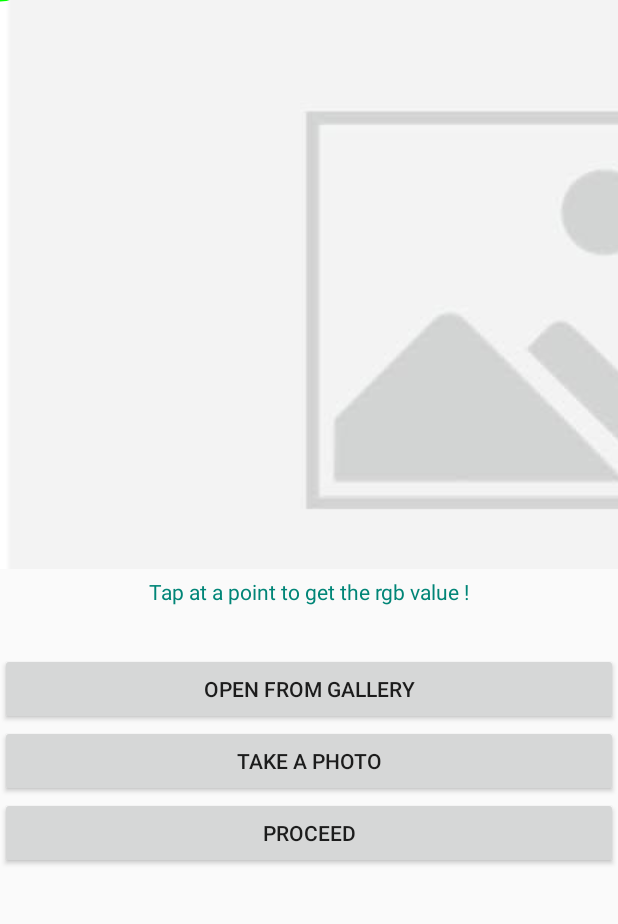
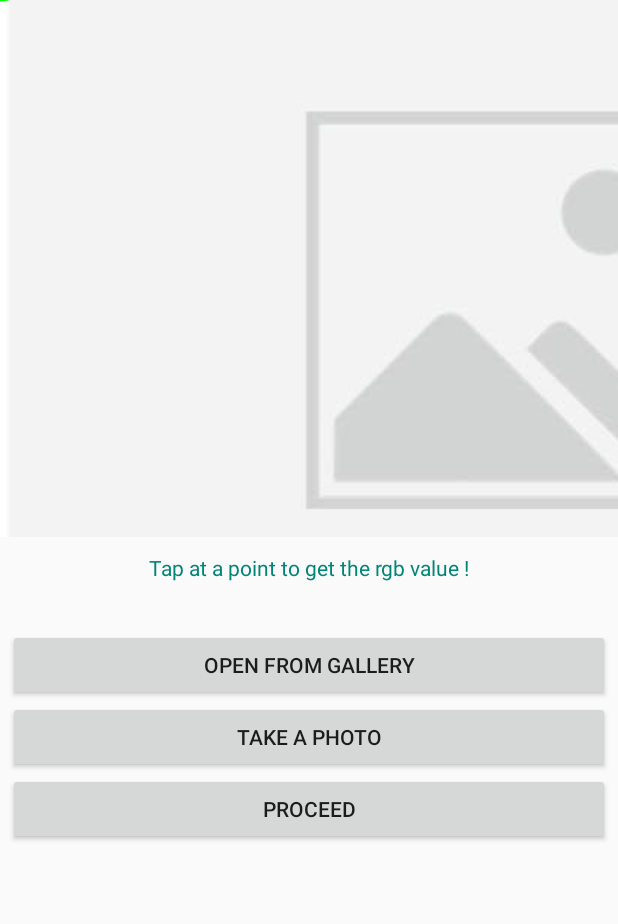
Before and after one commit to JayjeetAtGithub/pH-Finder-Offline, an Android app: the screen it shows after launch (MainActivity), on a phone screen of 412 x 824 dp, the part 115-1039 px from its top. Run offline under Robolectric (Android 15) with nearby library versions, the phone set to English and light mode, and no system bars; pictures from the network do not load.

Commit message:
Screen size issue fixed

```diff
--- a/app/src/main/res/layout/activity_main.xml
+++ b/app/src/main/res/layout/activity_main.xml
@@ -4,9 +4,14 @@
     android:layout_height="match_parent"
     android:orientation="vertical">
 
+    <LinearLayout
+        android:layout_width="match_parent"
+        android:layout_height="0dp"
+        android:orientation="vertical"
+        android:layout_weight="1">
     <HorizontalScrollView
         android:layout_width="match_parent"
-        android:layout_height="400dp">
+        android:layout_height="match_parent">
     <ScrollView
         android:layout_width="match_parent"
         android:layout_height="match_parent">
@@ -15,12 +20,19 @@
         android:id="@+id/image_view"
         android:src="@drawable/placeholder"
         android:layout_width="match_parent"
-        android:layout_height="400dp"
+        android:layout_height="match_parent"
         android:scaleType="matrix"
         />
     </ScrollView>
     </HorizontalScrollView>
+    </LinearLayout>
 
+    <LinearLayout
+        android:layout_width="match_parent"
+        android:layout_height="0dp"
+        android:orientation="vertical"
+        android:layout_weight="1"
+        android:layout_margin="5dp">
     <TextView
         android:id="@+id/text_view"
         android:textAlignment="center"
@@ -56,3 +68,5 @@
         android:layout_height="wrap_content"
         android:text="Proceed"/>
 </LinearLayout>
+
+</LinearLayout>
```
